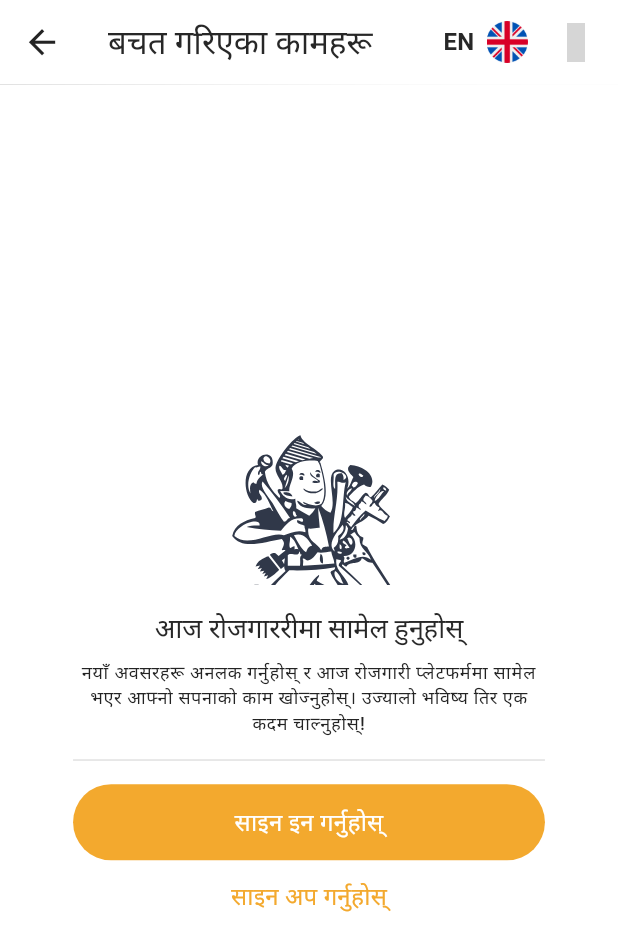
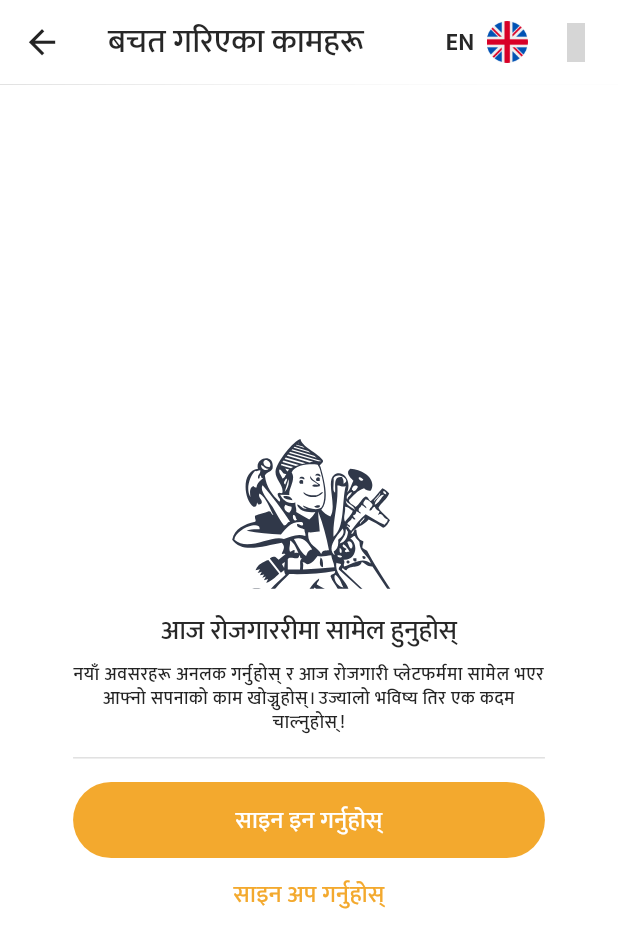
Before and after one commit to irajkumarr/job-seeker-application, a Flutter app: the LoginRedirect screen opened directly, on a phone screen of 412 x 824 dp. Shown: the top 951 px of the screen. Run offline on Flutter 3.47's test engine with Material 3 defaults, Android fonts, the phone set to English and light mode, and no system bars; our stand-ins replace cached_network_image, connectivity_plus, firebase_core, firebase_messaging, flutter_cache_manager, flutter_local_notifications and 10 more; missing offline and left inert: app_settings; accounts and stored records are empty; generated files the repository leaves out were written again; network calls fail; project files that could hold a hidden picture were left out; key blocks and very long unbroken strings in the code were emptied for the run; grey boxes are pictures that could not be loaded.

Commit message:
login screen starting

```diff
--- a/frontend/lib/common/widgets/buttons/custom_button.dart
+++ b/frontend/lib/common/widgets/buttons/custom_button.dart
@@ -5,10 +5,11 @@ import 'package:frontend/core/utils/constants/colors.dart';
 class CustomButton extends StatelessWidget {
   const CustomButton({
     super.key,
-    required this.text,
+    required this.text, required this.onPressed,
   });
 
   final String text;
+  final VoidCallback onPressed;
 
   @override
   Widget build(BuildContext context) {
@@ -16,7 +17,7 @@ class CustomButton extends StatelessWidget {
       width: double.infinity,
       height: 50.h,
       child: ElevatedButton(
-        onPressed: () {},
+        onPressed:onPressed,
         style: ElevatedButton.styleFrom(
             splashFactory: NoSplash.splashFactory,
             shape: RoundedRectangleBorder(
--- a/frontend/lib/core/providers/app_providers.dart
+++ b/frontend/lib/core/providers/app_providers.dart
@@ -1,4 +1,5 @@
 import 'package:frontend/core/network/connectivity_provider.dart';
+import 'package:frontend/features/authentication/providers/password_provider.dart';
 import 'package:frontend/features/dashboard/providers/blog_provider.dart';
 import 'package:frontend/features/dashboard/providers/category_provider.dart';
 import 'package:frontend/features/dashboard/providers/job_provider.dart';
@@ -16,5 +17,6 @@ class AppProviders {
     ChangeNotifierProvider(create: (_) => CategoryProvider()),
     ChangeNotifierProvider(create: (_) => JobProvider()),
     ChangeNotifierProvider(create: (_) => BlogProvider()),
+    ChangeNotifierProvider(create: (_) => PasswordProvider()),
   ];
 }
--- a/frontend/lib/core/routes/app_routes.dart
+++ b/frontend/lib/core/routes/app_routes.dart
@@ -1,5 +1,6 @@
 import 'package:flutter/material.dart';
 import 'package:frontend/core/routes/routes_constant.dart';
+import 'package:frontend/features/authentication/screens/login/login.dart';
 import 'package:frontend/features/authentication/screens/splash/splash.dart';
 import 'package:frontend/features/dashboard/screens/job_details/job_details_screen.dart';
 import 'package:frontend/navigation_menu.dart';
@@ -42,6 +43,15 @@ class AppRoutes {
           );
         },
       ),
+      GoRoute(
+        name: RoutesConstant.login,
+        path: "/login",
+        pageBuilder: (context, state) {
+          return MaterialPage(
+            child: LoginScreen(),
+          );
+        },
+      ),
     ],
     errorPageBuilder: (context, state) {
       return MaterialPage(
--- a/frontend/lib/core/utils/constants/colors.dart
+++ b/frontend/lib/core/utils/constants/colors.dart
@@ -27,6 +27,7 @@ class KColors {
   static const Color primaryBackground = Color(0xFFF3F5FF);
   // static const Color secondaryBackground = Color(0xFFF8F9FE);
   static const Color secondaryBackground = Color(0xFFF2F2F2);
+  static const Color lightBackground = Color(0xFFDDDDDD);
 
   //#
 
--- a/frontend/lib/core/utils/theme/theme.dart
+++ b/frontend/lib/core/utils/theme/theme.dart
@@ -18,7 +18,8 @@ class KAppTheme {
         const TextSelectionThemeData(cursorColor: KColors.primary),
     useMaterial3: true,
 
-    fontFamily: 'Roboto',
+    // fontFamily: 'Roboto',
+    fontFamily: 'Mukta',
     colorScheme: ColorScheme.fromSeed(seedColor: KColors.primary),
 
     disabledColor: KColors.grey,
--- a/frontend/lib/core/utils/theme/widget_themes/text_field_theme.dart
+++ b/frontend/lib/core/utils/theme/widget_themes/text_field_theme.dart
@@ -21,27 +21,27 @@ class KTextFormFieldTheme {
         .copyWith(color: KColors.primary, fontSize: KSizes.fontSizeSm),
     border: const OutlineInputBorder().copyWith(
       borderRadius: BorderRadius.circular(KSizes.inputFieldRadius),
-      borderSide: const BorderSide(width: 1, color: KColors.grey),
+      borderSide: const BorderSide(width: 1.3, color: KColors.lightBackground),
     ),
     enabledBorder: const OutlineInputBorder().copyWith(
       borderRadius: BorderRadius.circular(KSizes.inputFieldRadius),
-      borderSide: const BorderSide(width: 1, color: KColors.grey),
+      borderSide: const BorderSide(width: 1.3, color: KColors.lightBackground),
     ),
     disabledBorder: const OutlineInputBorder().copyWith(
       borderRadius: BorderRadius.circular(KSizes.inputFieldRadius),
-      borderSide: const BorderSide(width: 1, color: KColors.grey),
+      borderSide: const BorderSide(width: 1.3, color: KColors.lightBackground),
     ),
     focusedBorder: const OutlineInputBorder().copyWith(
       borderRadius: BorderRadius.circular(KSizes.inputFieldRadius),
-      borderSide: const BorderSide(width: 1, color: KColors.primary),
+      borderSide: const BorderSide(width: 1.3, color: KColors.primary),
     ),
     errorBorder: const OutlineInputBorder().copyWith(
       borderRadius: BorderRadius.circular(KSizes.inputFieldRadius),
-      borderSide: const BorderSide(width: 1, color: KColors.error),
+      borderSide: const BorderSide(width: 1.3, color: KColors.error),
     ),
     focusedErrorBorder: const OutlineInputBorder().copyWith(
       borderRadius: BorderRadius.circular(KSizes.inputFieldRadius),
-      borderSide: const BorderSide(width: 1, color: KColors.error),
+      borderSide: const BorderSide(width: 1.3, color: KColors.error),
     ),
   );
 
--- /dev/null
+++ b/frontend/lib/features/authentication/providers/password_provider.dart
@@ -0,0 +1,45 @@
+
+import 'package:flutter/material.dart';
+
+class PasswordProvider with ChangeNotifier {
+  bool _oldPasswordVisible = true;
+  bool _newPasswordVisible = true;
+  bool _confirmPasswordVisible = true;
+  bool _signupPasswordVisible = true;
+  bool _signupConfirmPasswordVisible = true;
+  bool _loginPasswordVisible = true;
+
+  bool get oldPasswordVisible => _oldPasswordVisible;
+  bool get newPasswordVisible => _newPasswordVisible;
+  bool get confirmPasswordVisible => _confirmPasswordVisible;
+  bool get signupPasswordVisible => _signupPasswordVisible;
+  bool get signupConfirmPasswordVisible => _signupConfirmPasswordVisible;
+  bool get loginPasswordVisible => _loginPasswordVisible;
+
+  void toggleSignupPasswordVisibility() {
+    _signupPasswordVisible = !_signupPasswordVisible;
+    notifyListeners();
+  }
+  void toggleSignupConfirmPasswordVisibility() {
+    _signupConfirmPasswordVisible = !_signupConfirmPasswordVisible;
+    notifyListeners();
+  }
+  void toggleLoginPasswordVisibility() {
+    _loginPasswordVisible = !_loginPasswordVisible;
+    notifyListeners();
+  }
+  void toggleOldPasswordVisibility() {
+    _oldPasswordVisible = !_oldPasswordVisible;
+    notifyListeners();
+  }
+
+  void toggleNewPasswordVisibility() {
+    _newPasswordVisible = !_newPasswordVisible;
+    notifyListeners();
+  }
+
+  void toggleConfirmPasswordVisibility() {
+    _confirmPasswordVisible = !_confirmPasswordVisible;
+    notifyListeners();
+  }
+}
--- a/frontend/lib/features/dashboard/screens/job_details/job_details_screen.dart
+++ b/frontend/lib/features/dashboard/screens/job_details/job_details_screen.dart
@@ -303,7 +303,11 @@ class _JobDetailsScreenState extends State<JobDetailsScreen> {
                     ),
                   ),
                   const SizedBox(width: KSizes.md),
-                  Expanded(child: CustomButton(text: "${l10n.apply_now}")),
+                  Expanded(
+                      child: CustomButton(
+                    text: "${l10n.apply_now}",
+                    onPressed: () {},
+                  )),
                 ],
               ),
             ),
--- a/frontend/lib/features/dashboard/widgets/login_redirect.dart
+++ b/frontend/lib/features/dashboard/widgets/login_redirect.dart
@@ -1,11 +1,13 @@
 import 'package:flutter/material.dart';
 import 'package:flutter_svg/svg.dart';
 import 'package:frontend/common/widgets/buttons/custom_button.dart';
+import 'package:frontend/core/routes/routes_constant.dart';
 import 'package:frontend/core/utils/constants/colors.dart';
 import 'package:frontend/core/utils/constants/sizes.dart';
 import 'package:frontend/core/utils/device/device_utility.dart';
 import 'package:frontend/features/dashboard/widgets/status_and_saved_jobs_appbar.dart';
 import 'package:frontend/l10n/l10n.dart';
+import 'package:go_router/go_router.dart';
 
 class LoginRedirect extends StatelessWidget {
   const LoginRedirect({
@@ -59,6 +61,9 @@ class LoginRedirect extends StatelessWidget {
               SizedBox(height: KSizes.sm),
               CustomButton(
                 text: l10n.sign_in,
+                onPressed: () {
+                  context.pushNamed(RoutesConstant.login);
+                },
               ),
               SizedBox(height: KSizes.md - 4),
               GestureDetector(
```
Also changed, not shown: frontend/lib/core/utils/validators/validation.dart (+76 -76 lines), frontend/lib/features/authentication/screens/login/login.dart (+101 -0 lines).
